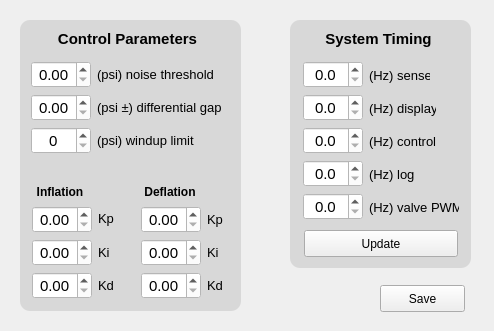
lucas-tiz/pressure-vest, file designer/tunewindow.ui: the form before one commit.
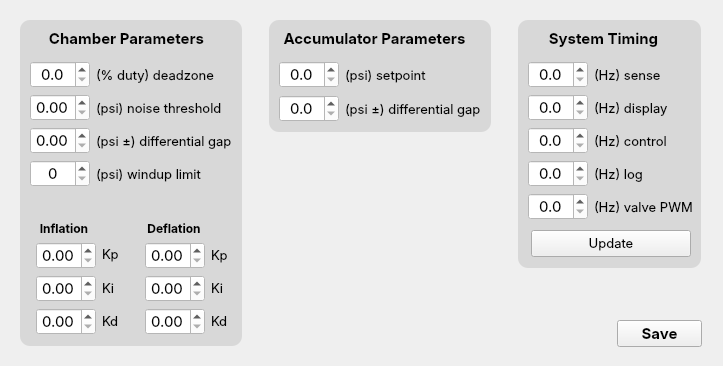
The form after the commit.

Commit message: added accumulator parameters

```diff
--- a/designer/tunewindow.ui
+++ b/designer/tunewindow.ui
@@ -6,8 +6,8 @@
    <rect>
     <x>0</x>
     <y>0</y>
-    <width>494</width>
-    <height>331</height>
+    <width>723</width>
+    <height>366</height>
    </rect>
   </property>
   <property name="sizePolicy">
@@ -22,8 +22,8 @@
   <widget class="QLabel" name="label_19">
    <property name="geometry">
     <rect>
-     <x>21</x>
-     <y>184</y>
+     <x>25</x>
+     <y>220</y>
      <width>78</width>
      <height>16</height>
     </rect>
@@ -36,6 +36,7 @@
    </property>
    <property name="font">
     <font>
+     <family>SF Pro Text</family>
      <pointsize>9</pointsize>
      <weight>75</weight>
      <bold>true</bold>
@@ -51,8 +52,8 @@
   <widget class="QLabel" name="label_20">
    <property name="geometry">
     <rect>
-     <x>131</x>
-     <y>184</y>
+     <x>135</x>
+     <y>220</y>
      <width>78</width>
      <height>16</height>
     </rect>
@@ -65,6 +66,7 @@
    </property>
    <property name="font">
     <font>
+     <family>SF Pro Text</family>
      <pointsize>9</pointsize>
      <weight>75</weight>
      <bold>true</bold>
@@ -80,12 +82,20 @@
   <widget class="QPushButton" name="pushButton_save">
    <property name="geometry">
     <rect>
-     <x>380</x>
-     <y>285</y>
+     <x>617</x>
+     <y>320</y>
      <width>85</width>
      <height>27</height>
     </rect>
    </property>
+   <property name="font">
+    <font>
+     <family>SF Pro Text</family>
+     <pointsize>11</pointsize>
+     <weight>75</weight>
+     <bold>true</bold>
+    </font>
+   </property>
    <property name="text">
     <string>Save</string>
    </property>
@@ -93,9 +103,9 @@
   <widget class="QLabel" name="label_27">
    <property name="geometry">
     <rect>
-     <x>52</x>
+     <x>46</x>
      <y>28</y>
-     <width>151</width>
+     <width>161</width>
      <height>21</height>
     </rect>
    </property>
@@ -107,13 +117,14 @@
    </property>
    <property name="font">
     <font>
+     <family>SF Pro Text</family>
      <pointsize>11</pointsize>
      <weight>75</weight>
      <bold>true</bold>
     </font>
    </property>
    <property name="text">
-    <string>Control Parameters</string>
+    <string>Chamber Parameters</string>
    </property>
    <property name="alignment">
     <set>Qt::AlignCenter</set>
@@ -122,7 +133,7 @@
   <widget class="QLabel" name="label_28">
    <property name="geometry">
     <rect>
-     <x>318</x>
+     <x>543</x>
      <y>28</y>
      <width>121</width>
      <height>21</height>
@@ -136,6 +147,7 @@
    </property>
    <property name="font">
     <font>
+     <family>SF Pro Text</family>
      <pointsize>11</pointsize>
      <weight>75</weight>
      <bold>true</bold>
@@ -153,10 +165,15 @@
     <rect>
      <x>20</x>
      <y>20</y>
-     <width>221</width>
-     <height>291</height>
+     <width>222</width>
+     <height>326</height>
     </rect>
    </property>
+   <property name="font">
+    <font>
+     <family>SF Pro Text</family>
+    </font>
+   </property>
    <property name="styleSheet">
     <string notr="true">background-color: rgb(216, 216, 216);
 border-radius: 10px;</string>
@@ -168,12 +185,17 @@
   <widget class="QLabel" name="label_2">
    <property name="geometry">
     <rect>
-     <x>290</x>
+     <x>518</x>
      <y>20</y>
-     <width>181</width>
+     <width>183</width>
      <height>248</height>
     </rect>
    </property>
+   <property name="font">
+    <font>
+     <family>SF Pro Text</family>
+    </font>
+   </property>
    <property name="styleSheet">
     <string notr="true">background-color: rgb(216, 216, 216);
 border-radius: 10px;</string>
@@ -182,11 +204,11 @@
     <string/>
    </property>
   </widget>
-  <widget class="QDoubleSpinBox" name="doubleSpinBox__control__inflation__kd">
+  <widget class="QDoubleSpinBox" name="doubleSpinBox__chamber__inflate__kd">
    <property name="geometry">
     <rect>
-     <x>32</x>
-     <y>272</y>
+     <x>36</x>
+     <y>308</y>
      <width>60</width>
      <height>27</height>
     </rect>
@@ -211,6 +233,7 @@
    </property>
    <property name="font">
     <font>
+     <family>SF Pro Text</family>
      <pointsize>11</pointsize>
     </font>
    </property>
@@ -233,9 +256,9 @@
   <widget class="QLabel" name="label_18">
    <property name="geometry">
     <rect>
-     <x>98</x>
-     <y>277</y>
-     <width>16</width>
+     <x>102</x>
+     <y>313</y>
+     <width>21</width>
      <height>16</height>
     </rect>
    </property>
@@ -247,6 +270,7 @@
    </property>
    <property name="font">
     <font>
+     <family>SF Pro Text</family>
      <pointsize>10</pointsize>
     </font>
    </property>
@@ -257,11 +281,11 @@
     <set>Qt::AlignLeading|Qt::AlignLeft|Qt::AlignVCenter</set>
    </property>
   </widget>
-  <widget class="QDoubleSpinBox" name="doubleSpinBox__control__inflation__kp">
+  <widget class="QDoubleSpinBox" name="doubleSpinBox__chamber__inflate__kp">
    <property name="geometry">
     <rect>
-     <x>32</x>
-     <y>206</y>
+     <x>36</x>
+     <y>242</y>
      <width>60</width>
      <height>27</height>
     </rect>
@@ -286,6 +310,7 @@
    </property>
    <property name="font">
     <font>
+     <family>SF Pro Text</family>
      <pointsize>11</pointsize>
     </font>
    </property>
@@ -308,9 +333,9 @@
   <widget class="QLabel" name="label_16">
    <property name="geometry">
     <rect>
-     <x>98</x>
-     <y>210</y>
-     <width>16</width>
+     <x>102</x>
+     <y>246</y>
+     <width>21</width>
      <height>16</height>
     </rect>
    </property>
@@ -322,6 +347,7 @@
    </property>
    <property name="font">
     <font>
+     <family>SF Pro Text</family>
      <pointsize>10</pointsize>
     </font>
    </property>
@@ -332,11 +358,11 @@
     <set>Qt::AlignLeading|Qt::AlignLeft|Qt::AlignVCenter</set>
    </property>
   </widget>
-  <widget class="QDoubleSpinBox" name="doubleSpinBox__control__inflation__ki">
+  <widget class="QDoubleSpinBox" name="doubleSpinBox__chamber__inflate__ki">
    <property name="geometry">
     <rect>
-     <x>32</x>
-     <y>239</y>
+     <x>36</x>
+     <y>275</y>
      <width>60</width>
      <height>27</height>
     </rect>
@@ -361,6 +387,7 @@
    </property>
    <property name="font">
     <font>
+     <family>SF Pro Text</family>
      <pointsize>11</pointsize>
     </font>
    </property>
@@ -383,8 +410,8 @@
   <widget class="QLabel" name="label_17">
    <property name="geometry">
     <rect>
-     <x>98</x>
-     <y>244</y>
+     <x>102</x>
+     <y>280</y>
      <width>16</width>
      <height>16</height>
     </rect>
@@ -397,6 +424,7 @@
    </property>
    <property name="font">
     <font>
+     <family>SF Pro Text</family>
      <pointsize>10</pointsize>
     </font>
    </property>
@@ -407,11 +435,11 @@
     <set>Qt::AlignLeading|Qt::AlignLeft|Qt::AlignVCenter</set>
    </property>
   </widget>
-  <widget class="QDoubleSpinBox" name="doubleSpinBox__control__deflation__kd">
+  <widget class="QDoubleSpinBox" name="doubleSpinBox__chamber__deflate__kd">
    <property name="geometry">
     <rect>
-     <x>141</x>
-     <y>272</y>
+     <x>145</x>
+     <y>308</y>
      <width>60</width>
      <height>27</height>
     </rect>
@@ -436,6 +464,7 @@
    </property>
    <property name="font">
     <font>
+     <family>SF Pro Text</family>
      <pointsize>11</pointsize>
     </font>
    </property>
@@ -458,9 +487,9 @@
   <widget class="QLabel" name="label_21">
    <property name="geometry">
     <rect>
-     <x>207</x>
-     <y>211</y>
-     <width>16</width>
+     <x>211</x>
+     <y>247</y>
+     <width>21</width>
      <height>16</height>
     </rect>
    </property>
@@ -472,6 +501,7 @@
    </property>
    <property name="font">
     <font>
+     <family>SF Pro Text</family>
      <pointsize>10</pointsize>
     </font>
    </property>
@@ -482,11 +512,11 @@
     <set>Qt::AlignLeading|Qt::AlignLeft|Qt::AlignVCenter</set>
    </property>
   </widget>
-  <widget class="QDoubleSpinBox" name="doubleSpinBox__control__deflation__ki">
+  <widget class="QDoubleSpinBox" name="doubleSpinBox__chamber__deflate__ki">
    <property name="geometry">
     <rect>
-     <x>141</x>
-     <y>239</y>
+     <x>145</x>
+     <y>275</y>
      <width>60</width>
      <height>27</height>
     </rect>
@@ -511,6 +541,7 @@
    </property>
    <property name="font">
     <font>
+     <family>SF Pro Text</family>
      <pointsize>11</pointsize>
     </font>
    </property>
@@ -530,11 +561,11 @@
     <double>0.100000000000000</double>
    </property>
   </widget>
-  <widget class="QDoubleSpinBox" name="doubleSpinBox__control__deflation__kp">
+  <widget class="QDoubleSpinBox" name="doubleSpinBox__chamber__deflate__kp">
    <property name="geometry">
     <rect>
-     <x>141</x>
-     <y>206</y>
+     <x>145</x>
+     <y>242</y>
      <width>60</width>
      <height>27</height>
     </rect>
@@ -559,6 +590,7 @@
    </property>
    <property name="font">
     <font>
+     <family>SF Pro Text</family>
      <pointsize>11</pointsize>
     </font>
    </property>
@@ -581,8 +613,8 @@
   <widget class="QLabel" name="label_22">
    <property name="geometry">
     <rect>
-     <x>207</x>
-     <y>244</y>
+     <x>211</x>
+     <y>280</y>
      <width>16</width>
      <height>16</height>
     </rect>
@@ -595,6 +627,7 @@
    </property>
    <property name="font">
     <font>
+     <family>SF Pro Text</family>
      <pointsize>10</pointsize>
     </font>
    </property>
@@ -608,9 +641,9 @@
   <widget class="QLabel" name="label_23">
    <property name="geometry">
     <rect>
-     <x>207</x>
-     <y>277</y>
-     <width>16</width>
+     <x>211</x>
+     <y>313</y>
+     <width>21</width>
      <height>16</height>
     </rect>
    </property>
@@ -622,6 +655,7 @@
    </property>
    <property name="font">
     <font>
+     <family>SF Pro Text</family>
      <pointsize>10</pointsize>
     </font>
    </property>
@@ -635,9 +669,9 @@
   <widget class="QLabel" name="label_24">
    <property name="geometry">
     <rect>
-     <x>97</x>
-     <y>132</y>
-     <width>99</width>
+     <x>96</x>
+     <y>166</y>
+     <width>131</width>
      <height>16</height>
     </rect>
    </property>
@@ -649,6 +683,7 @@
    </property>
    <property name="font">
     <font>
+     <family>SF Pro Text</family>
      <pointsize>10</pointsize>
     </font>
    </property>
@@ -659,11 +694,11 @@
     <set>Qt::AlignLeading|Qt::AlignLeft|Qt::AlignVCenter</set>
    </property>
   </widget>
-  <widget class="QDoubleSpinBox" name="doubleSpinBox__control__noise_threshold">
+  <widget class="QDoubleSpinBox" name="doubleSpinBox__chamber__noise_threshold">
    <property name="geometry">
     <rect>
-     <x>31</x>
-     <y>61</y>
+     <x>30</x>
+     <y>94</y>
      <width>60</width>
      <height>27</height>
     </rect>
@@ -688,6 +723,7 @@
    </property>
    <property name="font">
     <font>
+     <family>SF Pro Text</family>
      <pointsize>11</pointsize>
     </font>
    </property>
@@ -710,9 +746,9 @@
   <widget class="QLabel" name="label_25">
    <property name="geometry">
     <rect>
-     <x>97</x>
-     <y>99</y>
-     <width>128</width>
+     <x>96</x>
+     <y>133</y>
+     <width>141</width>
      <height>16</height>
     </rect>
    </property>
@@ -724,6 +760,7 @@
    </property>
    <property name="font">
     <font>
+     <family>SF Pro Text</family>
      <pointsize>10</pointsize>
     </font>
    </property>
@@ -737,9 +774,9 @@
   <widget class="QLabel" name="label_26">
    <property name="geometry">
     <rect>
-     <x>97</x>
-     <y>66</y>
-     <width>117</width>
+     <x>96</x>
+     <y>100</y>
+     <width>141</width>
      <height>16</height>
     </rect>
    </property>
@@ -751,6 +788,7 @@
    </property>
    <property name="font">
     <font>
+     <family>SF Pro Text</family>
      <pointsize>10</pointsize>
     </font>
    </property>
@@ -761,11 +799,11 @@
     <set>Qt::AlignLeading|Qt::AlignLeft|Qt::AlignVCenter</set>
    </property>
   </widget>
-  <widget class="QDoubleSpinBox" name="doubleSpinBox__control__windup_limit">
+  <widget class="QDoubleSpinBox" name="doubleSpinBox__chamber__windup_limit">
    <property name="geometry">
     <rect>
-     <x>31</x>
-     <y>127</y>
+     <x>30</x>
+     <y>160</y>
      <width>60</width>
      <height>27</height>
     </rect>
@@ -790,6 +828,7 @@
    </property>
    <property name="font">
     <font>
+     <family>SF Pro Text</family>
      <pointsize>11</pointsize>
     </font>
    </property>
@@ -809,11 +848,11 @@
     <double>1.000000000000000</double>
    </property>
   </widget>
-  <widget class="QDoubleSpinBox" name="doubleSpinBox__control__differential_gap">
+  <widget class="QDoubleSpinBox" name="doubleSpinBox__chamber__differential_gap">
    <property name="geometry">
     <rect>
-     <x>31</x>
-     <y>94</y>
+     <x>30</x>
+     <y>127</y>
      <width>60</width>
      <height>27</height>
     </rect>
@@ -838,6 +877,7 @@
    </property>
    <property name="font">
     <font>
+     <family>SF Pro Text</family>
      <pointsize>11</pointsize>
     </font>
    </property>
@@ -860,7 +900,7 @@
   <widget class="QDoubleSpinBox" name="doubleSpinBox__freq__display">
    <property name="geometry">
     <rect>
-     <x>303</x>
+     <x>528</x>
      <y>94</y>
      <width>60</width>
      <height>27</height>
@@ -886,6 +926,7 @@
    </property>
    <property name="font">
     <font>
+     <family>SF Pro Text</family>
      <pointsize>11</pointsize>
     </font>
    </property>
@@ -908,9 +949,9 @@
   <widget class="QLabel" name="label_29">
    <property name="geometry">
     <rect>
-     <x>369</x>
+     <x>594</x>
      <y>100</y>
-     <width>67</width>
+     <width>81</width>
      <height>16</height>
     </rect>
    </property>
@@ -922,6 +963,7 @@
    </property>
    <property name="font">
     <font>
+     <family>SF Pro Text</family>
      <pointsize>10</pointsize>
     </font>
    </property>
@@ -935,7 +977,7 @@
   <widget class="QDoubleSpinBox" name="doubleSpinBox__freq__control">
    <property name="geometry">
     <rect>
-     <x>303</x>
+     <x>528</x>
      <y>127</y>
      <width>60</width>
      <height>27</height>
@@ -961,6 +1003,7 @@
    </property>
    <property name="font">
     <font>
+     <family>SF Pro Text</family>
      <pointsize>11</pointsize>
     </font>
    </property>
@@ -983,9 +1026,9 @@
   <widget class="QLabel" name="label_31">
    <property name="geometry">
     <rect>
-     <x>369</x>
+     <x>594</x>
      <y>133</y>
-     <width>67</width>
+     <width>91</width>
      <height>16</height>
     </rect>
    </property>
@@ -997,6 +1040,7 @@
    </property>
    <property name="font">
     <font>
+     <family>SF Pro Text</family>
      <pointsize>10</pointsize>
     </font>
    </property>
@@ -1010,7 +1054,7 @@
   <widget class="QDoubleSpinBox" name="doubleSpinBox__freq__log">
    <property name="geometry">
     <rect>
-     <x>303</x>
+     <x>528</x>
      <y>160</y>
      <width>60</width>
      <height>27</height>
@@ -1036,6 +1080,7 @@
    </property>
    <property name="font">
     <font>
+     <family>SF Pro Text</family>
      <pointsize>11</pointsize>
     </font>
    </property>
@@ -1058,9 +1103,9 @@
   <widget class="QLabel" name="label_32">
    <property name="geometry">
     <rect>
-     <x>369</x>
+     <x>594</x>
      <y>166</y>
-     <width>45</width>
+     <width>71</width>
      <height>16</height>
     </rect>
    </property>
@@ -1072,6 +1117,7 @@
    </property>
    <property name="font">
     <font>
+     <family>SF Pro Text</family>
      <pointsize>10</pointsize>
     </font>
    </property>
@@ -1085,7 +1131,7 @@
   <widget class="QDoubleSpinBox" name="doubleSpinBox__freq__pwm">
    <property name="geometry">
     <rect>
-     <x>303</x>
+     <x>528</x>
      <y>193</y>
      <width>60</width>
      <height>27</height>
@@ -1111,6 +1157,7 @@
    </property>
    <property name="font">
     <font>
+     <family>SF Pro Text</family>
      <pointsize>11</pointsize>
     </font>
    </property>
@@ -1133,9 +1180,9 @@
   <widget class="QLabel" name="label_33">
    <property name="geometry">
     <rect>
-     <x>369</x>
+     <x>594</x>
      <y>199</y>
-     <width>90</width>
+     <width>101</width>
      <height>16</height>
     </rect>
    </property>
@@ -1147,6 +1194,7 @@
    </property>
    <property name="font">
     <font>
+     <family>SF Pro Text</family>
      <pointsize>10</pointsize>
     </font>
    </property>
@@ -1160,7 +1208,7 @@
   <widget class="QDoubleSpinBox" name="doubleSpinBox__freq__sense">
    <property name="geometry">
     <rect>
-     <x>303</x>
+     <x>528</x>
      <y>61</y>
      <width>60</width>
      <height>27</height>
@@ -1186,6 +1234,7 @@
    </property>
    <property name="font">
     <font>
+     <family>SF Pro Text</family>
      <pointsize>11</pointsize>
     </font>
    </property>
@@ -1208,9 +1257,9 @@
   <widget class="QLabel" name="label_30">
    <property name="geometry">
     <rect>
-     <x>369</x>
+     <x>594</x>
      <y>67</y>
-     <width>61</width>
+     <width>81</width>
      <height>16</height>
     </rect>
    </property>
@@ -1222,6 +1271,7 @@
    </property>
    <property name="font">
     <font>
+     <family>SF Pro Text</family>
      <pointsize>10</pointsize>
     </font>
    </property>
@@ -1235,16 +1285,306 @@
   <widget class="QPushButton" name="pushButton_update">
    <property name="geometry">
     <rect>
-     <x>304</x>
+     <x>531</x>
      <y>230</y>
-     <width>154</width>
+     <width>160</width>
      <height>27</height>
     </rect>
    </property>
+   <property name="font">
+    <font>
+     <family>SF Pro Text</family>
+     <pointsize>10</pointsize>
+    </font>
+   </property>
    <property name="text">
     <string>Update</string>
    </property>
   </widget>
+  <widget class="QDoubleSpinBox" name="doubleSpinBox__chamber__deadzone">
+   <property name="geometry">
+    <rect>
+     <x>30</x>
+     <y>61</y>
+     <width>60</width>
+     <height>27</height>
+    </rect>
+   </property>
+   <property name="sizePolicy">
+    <sizepolicy hsizetype="Fixed" vsizetype="Fixed">
+     <horstretch>0</horstretch>
+     <verstretch>0</verstretch>
+    </sizepolicy>
+   </property>
+   <property name="minimumSize">
+    <size>
+     <width>60</width>
+     <height>27</height>
+    </size>
+   </property>
+   <property name="maximumSize">
+    <size>
+     <width>50</width>
+     <height>16777215</height>
+    </size>
+   </property>
+   <property name="font">
+    <font>
+     <family>SF Pro Text</family>
+     <pointsize>11</pointsize>
+    </font>
+   </property>
+   <property name="styleSheet">
+    <string notr="true">background-color: rgb(255, 255, 255);</string>
+   </property>
+   <property name="alignment">
+    <set>Qt::AlignCenter</set>
+   </property>
+   <property name="decimals">
+    <number>1</number>
+   </property>
+   <property name="maximum">
+    <double>1000.000000000000000</double>
+   </property>
+   <property name="singleStep">
+    <double>1.000000000000000</double>
+   </property>
+  </widget>
+  <widget class="QLabel" name="label_34">
+   <property name="geometry">
+    <rect>
+     <x>96</x>
+     <y>67</y>
+     <width>131</width>
+     <height>16</height>
+    </rect>
+   </property>
+   <property name="sizePolicy">
+    <sizepolicy hsizetype="Preferred" vsizetype="Preferred">
+     <horstretch>0</horstretch>
+     <verstretch>0</verstretch>
+    </sizepolicy>
+   </property>
+   <property name="font">
+    <font>
+     <family>SF Pro Text</family>
+     <pointsize>10</pointsize>
+    </font>
+   </property>
+   <property name="text">
+    <string>(% duty) deadzone</string>
+   </property>
+   <property name="alignment">
+    <set>Qt::AlignLeading|Qt::AlignLeft|Qt::AlignVCenter</set>
+   </property>
+  </widget>
+  <widget class="QLabel" name="label_36">
+   <property name="geometry">
+    <rect>
+     <x>345</x>
+     <y>67</y>
+     <width>151</width>
+     <height>16</height>
+    </rect>
+   </property>
+   <property name="sizePolicy">
+    <sizepolicy hsizetype="Preferred" vsizetype="Preferred">
+     <horstretch>0</horstretch>
+     <verstretch>0</verstretch>
+    </sizepolicy>
+   </property>
+   <property name="font">
+    <font>
+     <family>SF Pro Text</family>
+     <pointsize>10</pointsize>
+    </font>
+   </property>
+   <property name="text">
+    <string>(psi) setpoint</string>
+   </property>
+   <property name="alignment">
+    <set>Qt::AlignLeading|Qt::AlignLeft|Qt::AlignVCenter</set>
+   </property>
+  </widget>
+  <widget class="QDoubleSpinBox" name="doubleSpinBox__accum__setpoint">
+   <property name="geometry">
+    <rect>
+     <x>279</x>
+     <y>61</y>
+     <width>60</width>
+     <height>27</height>
+    </rect>
+   </property>
+   <property name="sizePolicy">
+    <sizepolicy hsizetype="Fixed" vsizetype="Fixed">
+     <horstretch>0</horstretch>
+     <verstretch>0</verstretch>
+    </sizepolicy>
+   </property>
+   <property name="minimumSize">
+    <size>
+     <width>60</width>
+     <height>27</height>
+    </size>
+   </property>
+   <property name="maximumSize">
+    <size>
+     <width>50</width>
+     <height>16777215</height>
+    </size>
+   </property>
+   <property name="font">
+    <font>
+     <family>SF Pro Text</family>
+     <pointsize>11</pointsize>
+    </font>
+   </property>
+   <property name="styleSheet">
+    <string notr="true">background-color: rgb(255, 255, 255);</string>
+   </property>
+   <property name="alignment">
+    <set>Qt::AlignCenter</set>
+   </property>
+   <property name="decimals">
+    <number>1</number>
+   </property>
+   <property name="maximum">
+    <double>1000.000000000000000</double>
+   </property>
+   <property name="singleStep">
+    <double>1.000000000000000</double>
+   </property>
+  </widget>
+  <widget class="QDoubleSpinBox" name="doubleSpinBox__accum__differential_gap">
+   <property name="geometry">
+    <rect>
+     <x>279</x>
+     <y>95</y>
+     <width>60</width>
+     <height>27</height>
+    </rect>
+   </property>
+   <property name="sizePolicy">
+    <sizepolicy hsizetype="Fixed" vsizetype="Fixed">
+     <horstretch>0</horstretch>
+     <verstretch>0</verstretch>
+    </sizepolicy>
+   </property>
+   <property name="minimumSize">
+    <size>
+     <width>60</width>
+     <height>27</height>
+    </size>
+   </property>
+   <property name="maximumSize">
+    <size>
+     <width>50</width>
+     <height>16777215</height>
+    </size>
+   </property>
+   <property name="font">
+    <font>
+     <family>SF Pro Text</family>
+     <pointsize>11</pointsize>
+    </font>
+   </property>
+   <property name="styleSheet">
+    <string notr="true">background-color: rgb(255, 255, 255);</string>
+   </property>
+   <property name="alignment">
+    <set>Qt::AlignCenter</set>
+   </property>
+   <property name="decimals">
+    <number>1</number>
+   </property>
+   <property name="maximum">
+    <double>1000.000000000000000</double>
+   </property>
+   <property name="singleStep">
+    <double>1.000000000000000</double>
+   </property>
+  </widget>
+  <widget class="QLabel" name="label_37">
+   <property name="geometry">
+    <rect>
+     <x>345</x>
+     <y>101</y>
+     <width>151</width>
+     <height>16</height>
+    </rect>
+   </property>
+   <property name="sizePolicy">
+    <sizepolicy hsizetype="Preferred" vsizetype="Preferred">
+     <horstretch>0</horstretch>
+     <verstretch>0</verstretch>
+    </sizepolicy>
+   </property>
+   <property name="font">
+    <font>
+     <family>SF Pro Text</family>
+     <pointsize>10</pointsize>
+    </font>
+   </property>
+   <property name="text">
+    <string>(psi ±) differential gap</string>
+   </property>
+   <property name="alignment">
+    <set>Qt::AlignLeading|Qt::AlignLeft|Qt::AlignVCenter</set>
+   </property>
+  </widget>
+  <widget class="QLabel" name="label_38">
+   <property name="geometry">
+    <rect>
+     <x>279</x>
+     <y>28</y>
+     <width>191</width>
+     <height>21</height>
+    </rect>
+   </property>
+   <property name="sizePolicy">
+    <sizepolicy hsizetype="Preferred" vsizetype="Preferred">
+     <horstretch>0</horstretch>
+     <verstretch>0</verstretch>
+    </sizepolicy>
+   </property>
+   <property name="font">
+    <font>
+     <family>SF Pro Text</family>
+     <pointsize>11</pointsize>
+     <weight>75</weight>
+     <bold>true</bold>
+    </font>
+   </property>
+   <property name="text">
+    <string>Accumulator Parameters</string>
+   </property>
+   <property name="alignment">
+    <set>Qt::AlignCenter</set>
+   </property>
+  </widget>
+  <widget class="QLabel" name="label_3">
+   <property name="geometry">
+    <rect>
+     <x>269</x>
+     <y>20</y>
+     <width>222</width>
+     <height>112</height>
+    </rect>
+   </property>
+   <property name="font">
+    <font>
+     <family>SF Pro Text</family>
+    </font>
+   </property>
+   <property name="styleSheet">
+    <string notr="true">background-color: rgb(216, 216, 216);
+border-radius: 10px;</string>
+   </property>
+   <property name="text">
+    <string/>
+   </property>
+  </widget>
+  <zorder>label_3</zorder>
   <zorder>label_2</zorder>
   <zorder>doubleSpinBox__freq__display</zorder>
   <zorder>label_29</zorder>
@@ -1258,21 +1598,21 @@
   <zorder>label_30</zorder>
   <zorder>label</zorder>
   <zorder>label_24</zorder>
-  <zorder>doubleSpinBox__control__noise_threshold</zorder>
+  <zorder>doubleSpinBox__chamber__noise_threshold</zorder>
   <zorder>label_25</zorder>
   <zorder>label_26</zorder>
-  <zorder>doubleSpinBox__control__windup_limit</zorder>
-  <zorder>doubleSpinBox__control__differential_gap</zorder>
-  <zorder>doubleSpinBox__control__inflation__kd</zorder>
+  <zorder>doubleSpinBox__chamber__windup_limit</zorder>
+  <zorder>doubleSpinBox__chamber__differential_gap</zorder>
+  <zorder>doubleSpinBox__chamber__inflate__kd</zorder>
   <zorder>label_18</zorder>
-  <zorder>doubleSpinBox__control__inflation__kp</zorder>
+  <zorder>doubleSpinBox__chamber__inflate__kp</zorder>
   <zorder>label_16</zorder>
-  <zorder>doubleSpinBox__control__inflation__ki</zorder>
+  <zorder>doubleSpinBox__chamber__inflate__ki</zorder>
   <zorder>label_17</zorder>
-  <zorder>doubleSpinBox__control__deflation__kd</zorder>
+  <zorder>doubleSpinBox__chamber__deflate__kd</zorder>
   <zorder>label_21</zorder>
-  <zorder>doubleSpinBox__control__deflation__ki</zorder>
-  <zorder>doubleSpinBox__control__deflation__kp</zorder>
+  <zorder>doubleSpinBox__chamber__deflate__ki</zorder>
+  <zorder>doubleSpinBox__chamber__deflate__kp</zorder>
   <zorder>label_22</zorder>
   <zorder>label_23</zorder>
   <zorder>label_20</zorder>
@@ -1281,6 +1621,13 @@
   <zorder>label_19</zorder>
   <zorder>label_28</zorder>
   <zorder>pushButton_update</zorder>
+  <zorder>doubleSpinBox__chamber__deadzone</zorder>
+  <zorder>label_34</zorder>
+  <zorder>label_36</zorder>
+  <zorder>doubleSpinBox__accum__setpoint</zorder>
+  <zorder>doubleSpinBox__accum__differential_gap</zorder>
+  <zorder>label_37</zorder>
+  <zorder>label_38</zorder>
  </widget>
  <resources/>
  <connections/>
```
